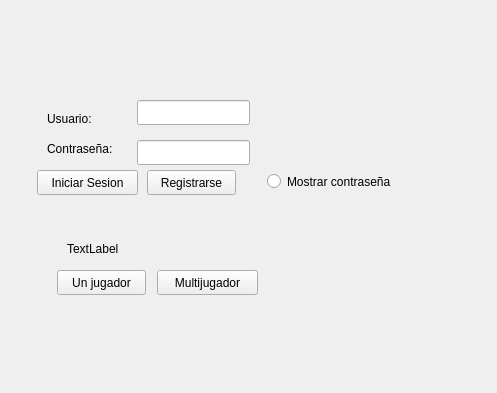
The window that Codificacion/Game/Chaos_Night/mainwindow.ui (Holman-UdeA/Juego-final) describes before a commit, drawn with Qt 5; both pictures show x 303 to 800 and y 0 to 393 of the 800 by 600 pixel window.
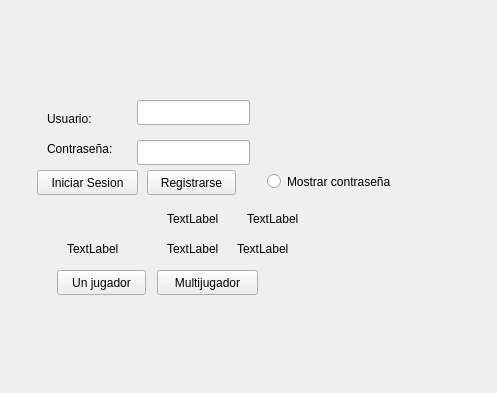
The same window after the commit.

Patch:
```diff
--- a/Codificacion/Game/Chaos_Night/mainwindow.ui
+++ b/Codificacion/Game/Chaos_Night/mainwindow.ui
@@ -148,6 +148,58 @@
      <string>Mostrar contraseña</string>
     </property>
    </widget>
+   <widget class="QLabel" name="Label_Score">
+    <property name="geometry">
+     <rect>
+      <x>470</x>
+      <y>240</y>
+      <width>67</width>
+      <height>17</height>
+     </rect>
+    </property>
+    <property name="text">
+     <string>TextLabel</string>
+    </property>
+   </widget>
+   <widget class="QLabel" name="Label_ValueScore">
+    <property name="geometry">
+     <rect>
+      <x>540</x>
+      <y>240</y>
+      <width>67</width>
+      <height>17</height>
+     </rect>
+    </property>
+    <property name="text">
+     <string>TextLabel</string>
+    </property>
+   </widget>
+   <widget class="QLabel" name="Label_Lives">
+    <property name="geometry">
+     <rect>
+      <x>470</x>
+      <y>210</y>
+      <width>67</width>
+      <height>17</height>
+     </rect>
+    </property>
+    <property name="text">
+     <string>TextLabel</string>
+    </property>
+   </widget>
+   <widget class="QLabel" name="Label_ValueLives">
+    <property name="geometry">
+     <rect>
+      <x>550</x>
+      <y>210</y>
+      <width>67</width>
+      <height>17</height>
+     </rect>
+    </property>
+    <property name="text">
+     <string>TextLabel</string>
+    </property>
+   </widget>
   </widget>
   <widget class="QMenuBar" name="menubar">
    <property name="geometry">
```
